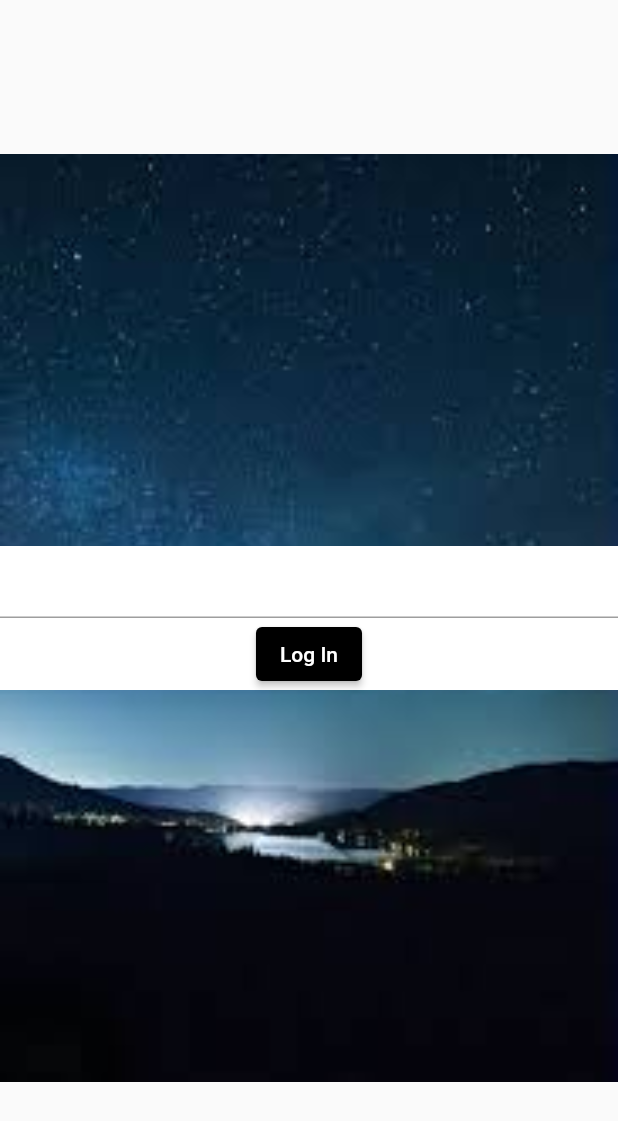
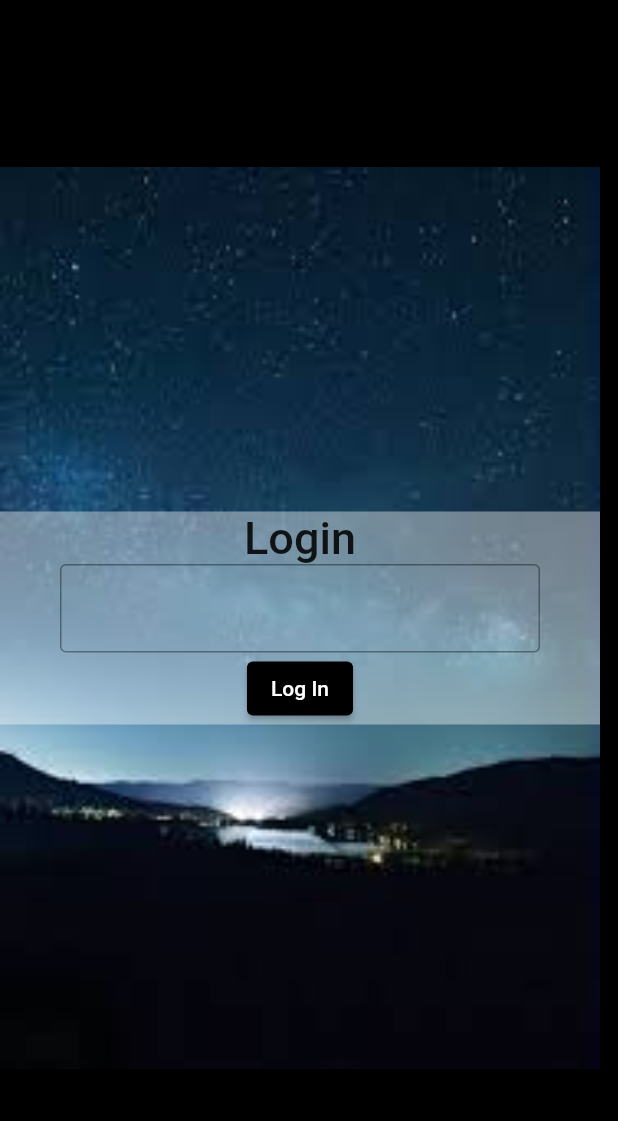
Before and after one commit to tlholo-kvs/login_screen, a Flutter app: the screen it shows after launch, on a phone screen of 412 x 824 dp. Shown: the top 1121 px of the screen. Run offline on Flutter 3.47's test engine with Material 2 defaults, Android fonts, the phone set to English and light mode, and no system bars.

Commit message:
fix(screen-design): improvements screen design, added TextEditingControllers for login details

```diff
--- a/lib/screens/feat_login_screen/login.dart
+++ b/lib/screens/feat_login_screen/login.dart
@@ -8,34 +8,67 @@ class LoginScreen extends StatefulWidget {
 }
 
 class _LoginScreenState extends State<LoginScreen> {
+
+  TextEditingController emailController = TextEditingController();
+  TextEditingController passwordController = TextEditingController();
+  TextEditingController confirmPasswordController = TextEditingController();
+
+  @override
+  void dispose() {
+
+    emailController.dispose();
+    passwordController.dispose();
+    super.dispose();
+  }
+
   @override
   Widget build(BuildContext context) {
     return Scaffold(
+      backgroundColor: Colors.black,
       body: Container(
+        width: 400,
         decoration: const BoxDecoration(
             image: DecorationImage(
-                image: AssetImage('assets/images/starry-night.jpg'), fit: BoxFit.contain)),
+                image: AssetImage('assets/images/starry-night.jpg'),
+                fit: BoxFit.contain)),
         child: Column(
           mainAxisAlignment: MainAxisAlignment.center,
-          children:  [
+          children: [
             //White container that will feature over the background image
             Container(
-              color: Colors.white,
+              color: Colors.white.withOpacity(0.4),
+              padding: const EdgeInsets.only(left:20, right: 20),
               child: Column(
                 children: [
                   //TODO: Extract as widget and duplicate for
+                  const Text(
+                    'Login',
+                    style: TextStyle(
+                      fontSize: 30,
+                      fontWeight: FontWeight.w500,
+                    ),
+                  ),
                   //password fields
-                  const TextField(
-                    decoration: InputDecoration(),
+                   Padding(
+                    padding: const EdgeInsets.only(left: 20, right: 20),
+                    child: TextField(
+                      controller: emailController,
+                      decoration: const InputDecoration(
+                        border: OutlineInputBorder(
+                        )
+                      ),
+                    ),
                   ),
                   ElevatedButton(
-                    style: const ButtonStyle(
-                        backgroundColor: MaterialStatePropertyAll<Color>(Colors.black),
-                    ),
-                      onPressed: () {
-                      }, child: const Text("Log In", style: TextStyle(
-                    color: Colors.white
-                  ),))
+                      style: const ButtonStyle(
+                        backgroundColor:
+                            MaterialStatePropertyAll<Color>(Colors.black),
+                      ),
+                      onPressed: () {},
+                      child: const Text(
+                        "Log In",
+                        style: TextStyle(color: Colors.white),
+                      ))
                 ],
               ),
             )
```
